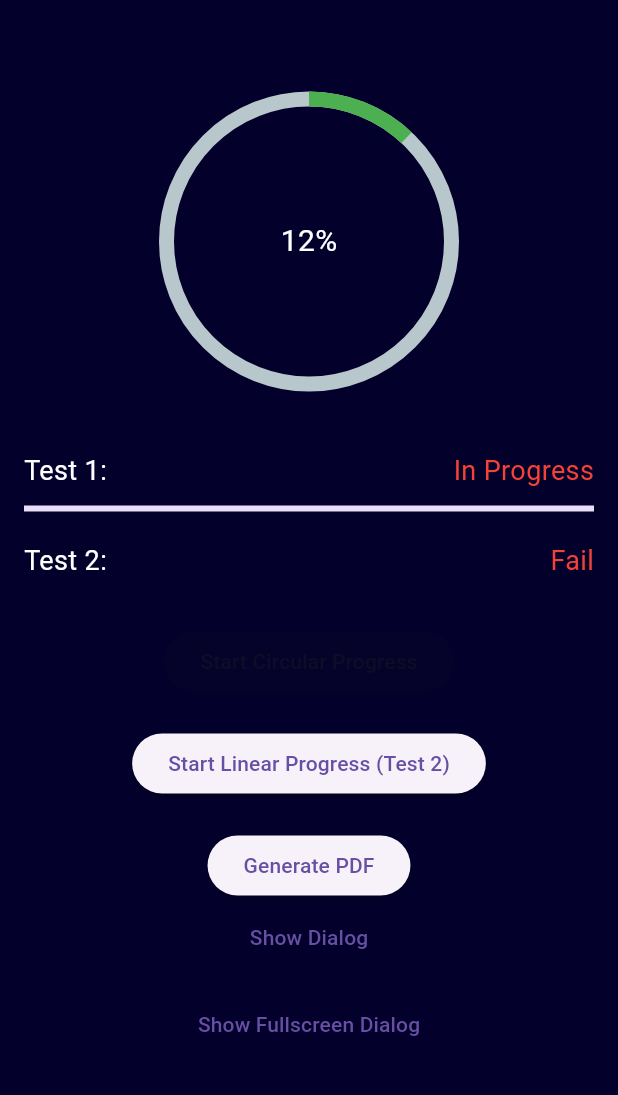
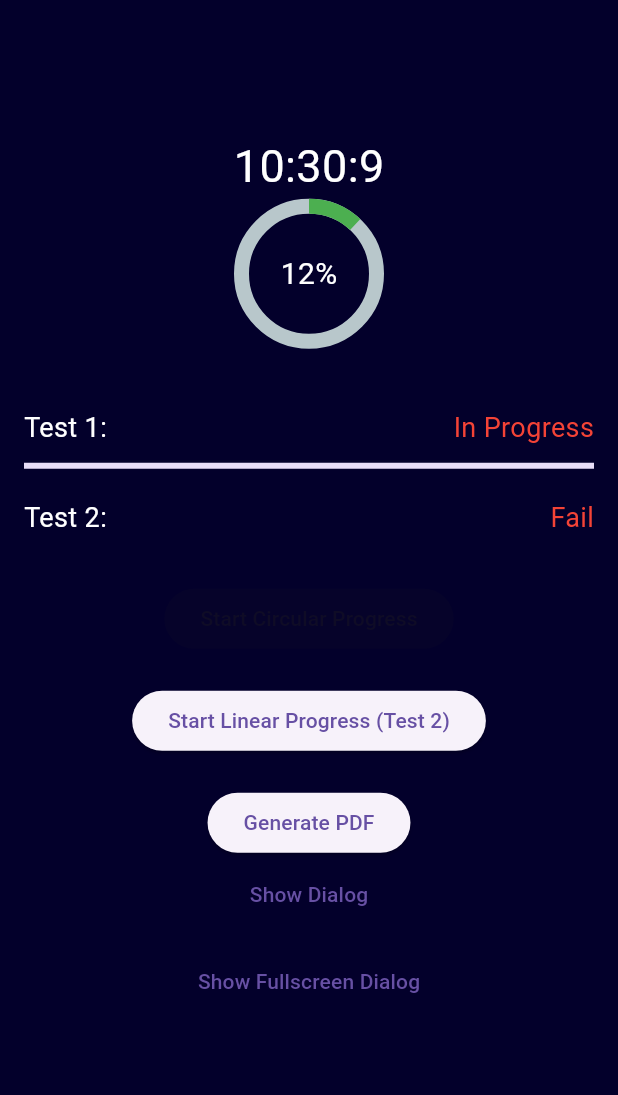
Before and after one commit to ImHyunJae/SystemControlTestApp, a Flutter app: the screen it shows after launch, after a tap on "Start Circular Progress", on a phone screen of 412 x 824 dp, the part 84-1179 px from its top. Run offline on Flutter 3.47's test engine with Material 3 defaults, Android fonts, the phone set to English and light mode, and no system bars; drawn by our look-alikes of percent_indicator; our stand-ins replace file_picker.

Commit message:
2024.01.09 Add the current time display widget

```diff
--- /dev/null
+++ b/lib/current_date_time_widget.dart
@@ -0,0 +1,39 @@
+import 'package:flutter/material.dart';
+import 'dart:async'; // Import for Timer
+
+class CurrentDateTimeWidget extends StatefulWidget {
+  @override
+  _CurrentDateTimeWidgetState createState() => _CurrentDateTimeWidgetState();
+}
+
+class _CurrentDateTimeWidgetState extends State<CurrentDateTimeWidget> {
+  DateTime _dateTime = DateTime.now();
+  late Timer _timer;
+
+  @override
+  void initState() {
+    super.initState();
+    _timer = Timer.periodic(Duration(seconds: 1), (timer) => _updateTime());
+  }
+
+  void _updateTime() {
+    setState(() {
+      _dateTime = DateTime.now();
+    });
+  }
+
+  @override
+  void dispose() {
+    _timer.cancel();
+    super.dispose();
+  }
+
+  @override
+  Widget build(BuildContext context) {
+    return Text(
+      // Use format without "H:mm:ss.S"
+      "${_dateTime.hour}:${_dateTime.minute}:${_dateTime.second}",
+      style: TextStyle(fontSize: 30), // Customize the text style as needed
+    );
+  }
+}
```
Also changed, not shown: lib/main.dart (+34 -1 lines).
